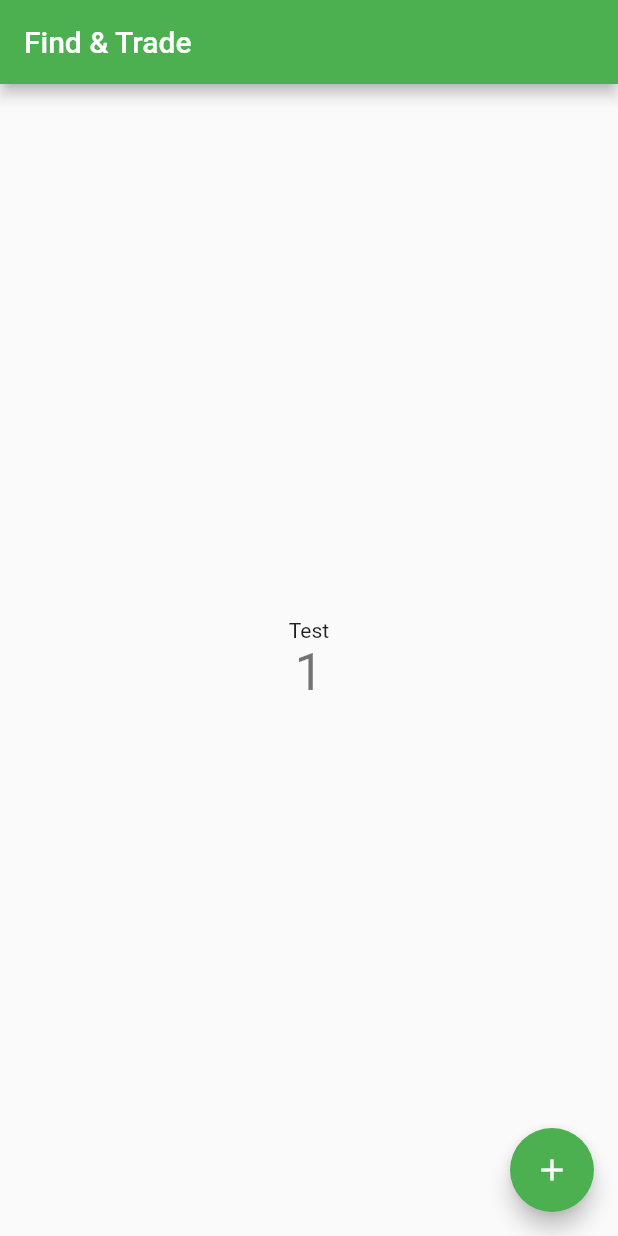
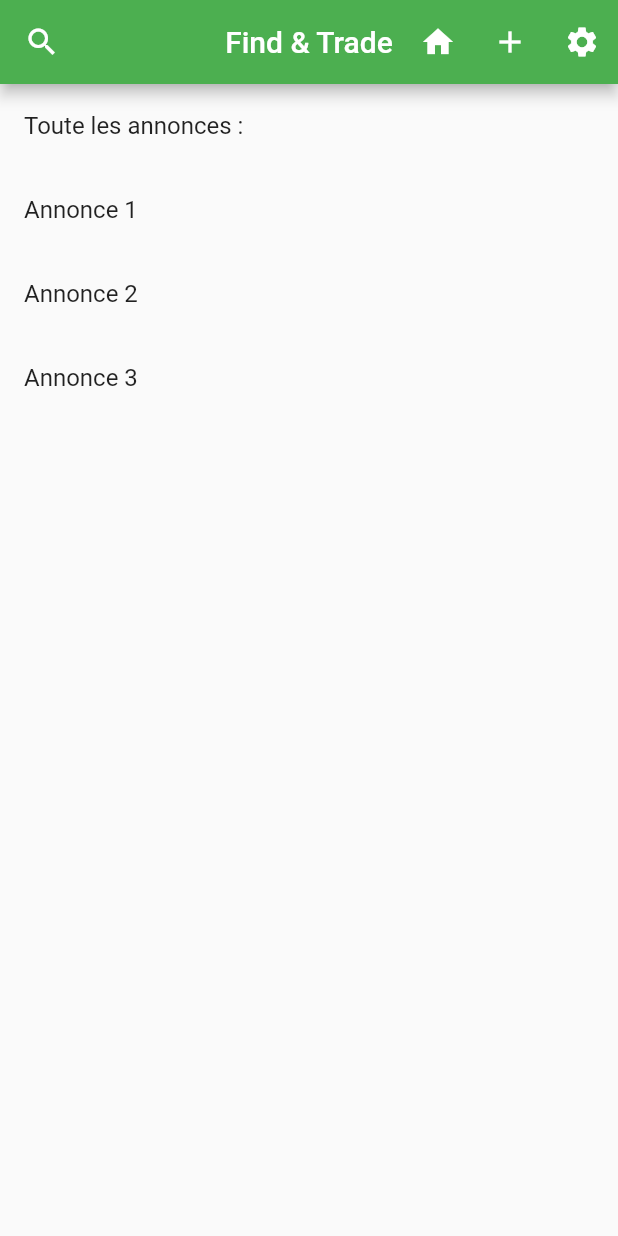
Before and after one commit to dmytrolutsyk/Projet-Annuel, a Flutter app: the screen it shows after launch, after a tap on the "add" icon, on a phone screen of 412 x 824 dp. Run offline on Flutter 3.47's test engine with Material 2 defaults, Android fonts, the phone set to English and light mode, and no system bars.

Commit message:
Start home page

```diff
--- a/ProjetWebFlutter/lib/main.dart
+++ b/ProjetWebFlutter/lib/main.dart
@@ -5,43 +5,24 @@ void main() {
 }
 
 class MyApp extends StatelessWidget {
-  // This widget is the root of your application.
   @override
   Widget build(BuildContext context) {
     return MaterialApp(
       title: 'Find & Trade',
       theme: ThemeData(
-        // This is the theme of your application.
-        //
-        // Try running your application with "flutter run". You'll see the
-        // application has a blue toolbar. Then, without quitting the app, try
-        // changing the primarySwatch below to Colors.green and then invoke
-        // "hot reload" (press "r" in the console where you ran "flutter run",
-        // or simply save your changes to "hot reload" in a Flutter IDE).
-        // Notice that the counter didn't reset back to zero; the application
-        // is not restarted.
         primarySwatch: Colors.green,
-        // This makes the visual density adapt to the platform that you run
-        // the app on. For desktop platforms, the controls will be smaller and
-        // closer together (more dense) than on mobile platforms.
         visualDensity: VisualDensity.adaptivePlatformDensity,
       ),
-      home: MyHomePage(title: 'Find & Trade'),
+      home: MyHomePage(
+          title: 'Find & Trade',
+      )
+
     );
   }
 }
 
 class MyHomePage extends StatefulWidget {
   MyHomePage({Key key, this.title}) : super(key: key);
-
-  // This widget is the home page of your application. It is stateful, meaning
-  // that it has a State object (defined below) that contains fields that affect
-  // how it looks.
-
-  // This class is the configuration for the state. It holds the values (in this
-  // case the title) provided by the parent (in this case the App widget) and
-  // used by the build method of the State. Fields in a Widget subclass are
-  // always marked "final".
 
   final String title;
 
@@ -50,68 +31,58 @@ class MyHomePage extends StatefulWidget {
 }
 
 class _MyHomePageState extends State<MyHomePage> {
-  int _counter = 0;
-
-  void _incrementCounter() {
-    setState(() {
-      // This call to setState tells the Flutter framework that something has
-      // changed in this State, which causes it to rerun the build method below
-      // so that the display can reflect the updated values. If we changed
-      // _counter without calling setState(), then the build method would not be
-      // called again, and so nothing would appear to happen.
-      _counter++;
-    });
-  }
-
   @override
   Widget build(BuildContext context) {
-    // This method is rerun every time setState is called, for instance as done
-    // by the _incrementCounter method above.
-    //
-    // The Flutter framework has been optimized to make rerunning build methods
-    // fast, so that you can just rebuild anything that needs updating rather
-    // than having to individually change instances of widgets.
     return Scaffold(
       appBar: AppBar(
-        // Here we take the value from the MyHomePage object that was created by
-        // the App.build method, and use it to set our appbar title.
-        title: Text(widget.title),
+        centerTitle: true,
+        title: Text(
+          widget.title,
+        ),
+        actions: <Widget>[
+          IconButton(
+            icon: const Icon(Icons.home),
+            tooltip: 'Accueil',
+            onPressed: () {
+            },
+          ),
+          IconButton(
+            icon: const Icon(Icons.add),
+            tooltip: 'Créer une annonce',
+            onPressed: () {},
+          ),
+          IconButton(
+            icon: const Icon(Icons.settings),
+            tooltip: 'Paramètres',
+            onPressed: () {},
+          ),
+        ],
+        leading: IconButton(
+          icon: const Icon(Icons.search),
+          tooltip: 'Rechercher une annonce',
+          onPressed: () {
+            }
+        )
       ),
-      body: Center(
-        // Center is a layout widget. It takes a single child and positions it
-        // in the middle of the parent.
-        child: Column(
-          // Column is also a layout widget. It takes a list of children and
-          // arranges them vertically. By default, it sizes itself to fit its
-          // children horizontally, and tries to be as tall as its parent.
-          //
-          // Invoke "debug painting" (press "p" in the console, choose the
-          // "Toggle Debug Paint" action from the Flutter Inspector in Android
-          // Studio, or the "Toggle Debug Paint" command in Visual Studio Code)
-          // to see the wireframe for each widget.
-          //
-          // Column has various properties to control how it sizes itself and
-          // how it positions its children. Here we use mainAxisAlignment to
-          // center the children vertically; the main axis here is the vertical
-          // axis because Columns are vertical (the cross axis would be
-          // horizontal).
-          mainAxisAlignment: MainAxisAlignment.center,
+      body:  Center(
+        child: ListView(
           children: <Widget>[
-            Text(
-              'Test',
+            ListTile(
+              title: Text('Toute les annonces :'),
             ),
-            Text(
-              '$_counter',
-              style: Theme.of(context).textTheme.headline4,
+            ListTile(
+              title: Text('Annonce 1'),
+
+            ),
+            ListTile(
+              title: Text('Annonce 2'),
+            ),
+            ListTile(
+              title: Text('Annonce 3'),
             ),
           ],
         ),
       ),
-      floatingActionButton: FloatingActionButton(
-        onPressed: _incrementCounter,
-        tooltip: 'Increment',
-        child: Icon(Icons.add),
-      ), // This trailing comma makes auto-formatting nicer for build methods.
     );
   }
 }
```
